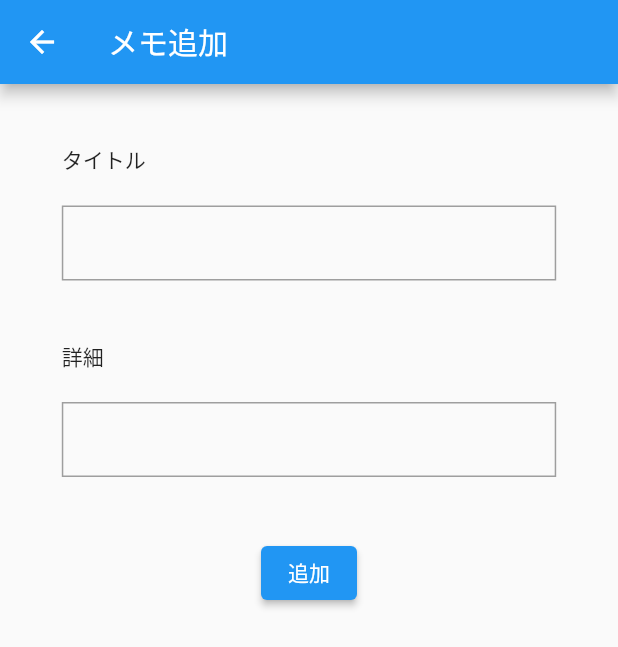
After one commit to jun-16/flutter_memo, a Flutter app: the AddEditMemoPage screen opened directly, on a phone screen of 412 x 824 dp. The commit adds this screen. Shown: the top 647 px of the screen. Run offline on Flutter 3.47's test engine with Material 2 defaults, Android fonts, the phone set to English and light mode, and no system bars; our stand-ins replace cloud_firestore, firebase_core; accounts and stored records are empty.

Commit message:
編集画面を作成しメモを更新可能に()

```diff
--- /dev/null
+++ b/lib/pages/add_edit_memo_page.dart
@@ -0,0 +1,86 @@
+import 'package:cloud_firestore/cloud_firestore.dart';
+import 'package:flutter/material.dart';
+import 'package:flutter_memo/model/memo.dart';
+
+class AddEditMemoPage extends StatefulWidget {
+  final Memo? currentMemo;
+  const AddEditMemoPage({Key? key, this.currentMemo}) : super(key: key);
+
+  @override
+  State<AddEditMemoPage> createState() => _AddEditMemoPageState();
+}
+
+class _AddEditMemoPageState extends State<AddEditMemoPage> {
+  TextEditingController titleController = TextEditingController();
+  TextEditingController detailController = TextEditingController();
+
+  Future<void> createMemo() async{
+    final memoCollection = FirebaseFirestore.instance.collection('memo');
+    await memoCollection.add({
+      'title': titleController.text,
+      'detail': detailController.text,
+      'createdDate': Timestamp.now()
+    });
+  }
+
+  @override
+  Widget build(BuildContext context) {
+    return Scaffold(
+      appBar: AppBar(
+        title: Text(widget.currentMemo == null ? 'メモ追加' : 'メモ編集'),
+      ),
+      body: Center(
+        child: Column(
+          crossAxisAlignment: CrossAxisAlignment.start,
+          children: [
+            const SizedBox(height: 40),
+            const Text('タイトル'),
+            const SizedBox(height: 20),
+            Container(
+              decoration: BoxDecoration(
+                border: Border.all(color: Colors.grey)
+              ),
+              width: MediaQuery.of(context).size.width * 0.8,
+              child: TextField(
+                controller: titleController,
+                decoration: const InputDecoration(
+                    border: InputBorder.none,
+                    contentPadding: EdgeInsets.only(left: 10)
+                ),
+              )
+            ),
+            const SizedBox(height: 40),
+            const Text('詳細'),
+            const SizedBox(height: 20),
+            Container(
+              decoration: BoxDecoration(
+                  border: Border.all(color: Colors.grey)
+              ),
+              width: MediaQuery.of(context).size.width * 0.8,
+              child: TextField(
+                controller: detailController,
+                decoration: const InputDecoration(
+                    border: InputBorder.none,
+                    contentPadding: const EdgeInsets.only(left: 10)
+                ),
+              )
+            ),
+            const SizedBox(height: 40),
+            Container(
+              width: MediaQuery.of(context).size.width * 0.8,
+              alignment: Alignment.center,
+              child: ElevatedButton(
+                onPressed: () async{
+                  //メモを作成する処理を記述
+                  await createMemo();
+                  Navigator.pop(context);
+                },
+                child: Text(widget.currentMemo == null ? '追加' : '更新'),
+              ),
+            )
+          ],
+        ),
+      )
+    );
+  }
+}
```
Also changed, not shown: lib/pages/add_memo_page.dart (deleted, +0 -84 lines), lib/pages/top_page.dart (+5 -3 lines).
